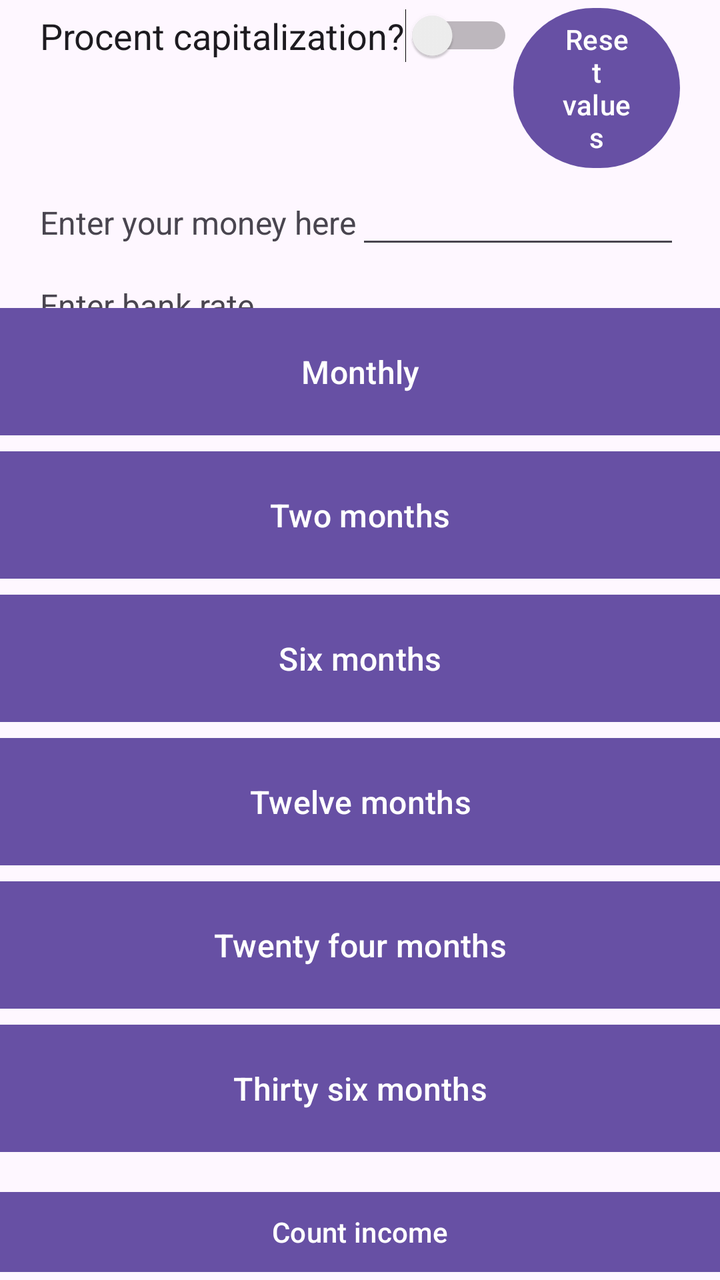
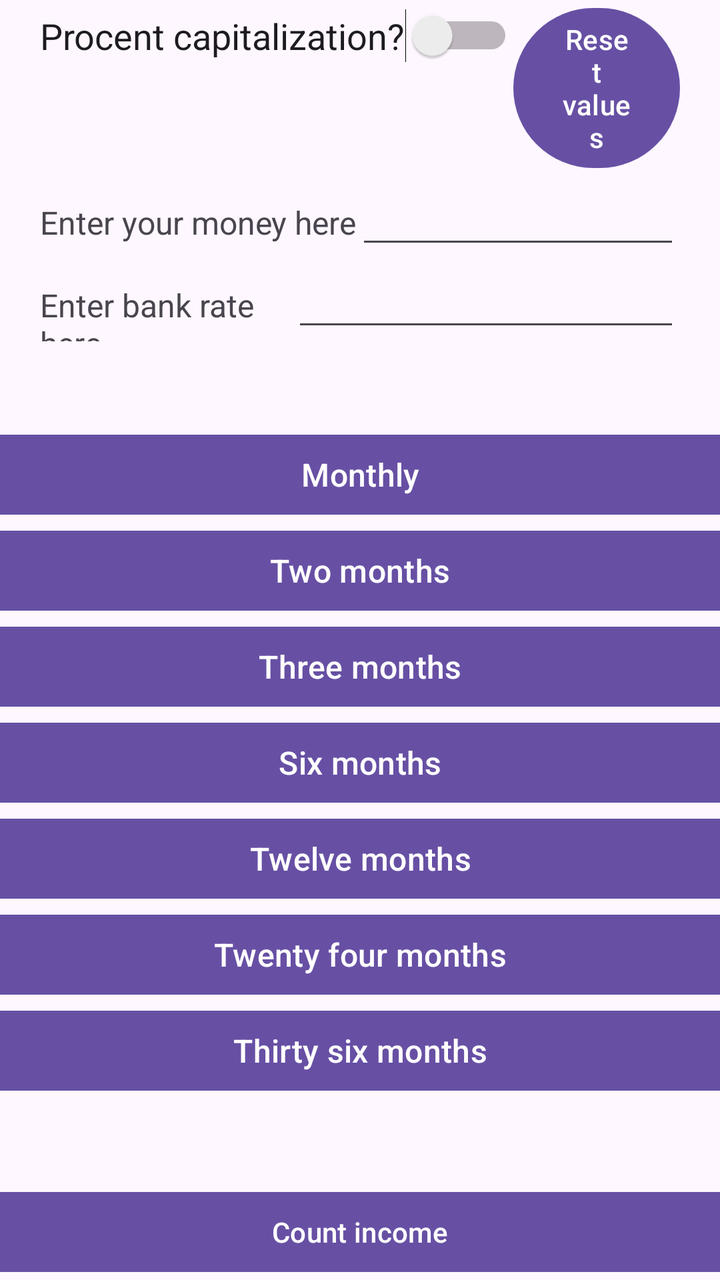

Two renders of the same Android screen: before a commit and after it. Below are the layout's source before the change and the commit's diff.
<!-- AndroidManifest.xml: application theme Theme.IncomeFromDeposit -->
<!-- res/layout/activity_main.xml -->
<?xml version="1.0" encoding="utf-8"?>
<androidx.constraintlayout.widget.ConstraintLayout xmlns:android="http://schemas.android.com/apk/res/android"
    xmlns:app="http://schemas.android.com/apk/res-auto"
    xmlns:tools="http://schemas.android.com/tools"
    android:layout_width="match_parent"
    android:layout_height="match_parent"
    tools:context=".MainActivity">

    <LinearLayout
        android:id="@+id/linearLayout"
        android:layout_width="0dp"
        android:layout_height="wrap_content"
        android:layout_marginHorizontal="20dp"
        android:orientation="vertical"
        app:layout_constraintEnd_toEndOf="parent"
        app:layout_constraintStart_toStartOf="parent"
        app:layout_constraintTop_toTopOf="parent">

        <LinearLayout
            android:layout_width="match_parent"
            android:layout_height="match_parent"
            android:orientation="horizontal">

            <Switch
                android:id="@+id/Capitalization"
                android:layout_width="wrap_content"
                android:layout_height="wrap_content"
                android:text="@string/Capitalization"
                android:textSize="18sp"
                app:layout_constraintEnd_toEndOf="parent"
                app:layout_constraintStart_toStartOf="parent"
                app:layout_constraintTop_toTopOf="parent" />

            <Button
                android:id="@+id/reset"
                android:layout_width="0dp"
                android:layout_height="wrap_content"
                android:layout_weight="1"
                android:onClick="resetParams"
                android:text="@string/Reset" />
        </LinearLayout>

        <LinearLayout
            android:layout_width="match_parent"
            android:layout_height="match_parent"
            android:orientation="horizontal">

            <TextView
                android:id="@+id/MoneyHere"
                android:layout_width="wrap_content"
                android:layout_height="wrap_content"
                android:text="@string/EnterMoney"
                android:textSize="16sp" />

            <EditText
                android:id="@+id/enteredMoney"
                android:layout_width="match_parent"
                android:layout_height="wrap_content"
                android:ems="10"
                android:inputType="numberDecimal" />

        </LinearLayout>

        <LinearLayout
            android:layout_width="match_parent"
            android:layout_height="match_parent"
            android:orientation="horizontal">

            <TextView
                android:id="@+id/textView2"
                android:layout_width="wrap_content"
                android:layout_height="wrap_content"
                android:layout_weight="1"
                android:text="@string/EnterBankRate"
                android:textSize="16sp" />

            <EditText
                android:id="@+id/bankRate"
                android:layout_width="wrap_content"
                android:layout_height="wrap_content"
                android:layout_weight="1"
                android:ems="10"
                android:inputType="numberDecimal" />
        </LinearLayout>

    </LinearLayout>

    <LinearLayout
        android:id="@+id/HowLongDeposit"
        android:layout_width="match_parent"
        android:layout_height="match_parent"
        android:layout_marginTop="150dp"
        android:layout_marginBottom="60dp"
        android:orientation="vertical"
        app:layout_constraintBottom_toTopOf="@+id/button"
        app:layout_constraintEnd_toEndOf="parent"
        app:layout_constraintHorizontal_bias="0.0"
        app:layout_constraintStart_toStartOf="parent"
        app:layout_constraintTop_toBottomOf="@+id/linearLayout"
        app:layout_constraintVertical_bias="0.5">

        <Button
            android:id="@+id/Monthly"
            android:layout_width="match_parent"
            android:layout_height="wrap_content"
            android:layout_weight="1"
            android:onClick="onClick1"
            android:text="@string/MonthlyDeposit"
            android:textSize="16sp"
            app:cornerRadius="0dp" />

        <Button
            android:id="@+id/TwoMonths"
            android:layout_width="match_parent"
            android:layout_height="wrap_content"
            android:layout_weight="1"
            android:onClick="onClick1"
            android:text="@string/TwoMonthsDepost"
            android:textSize="16sp"
            app:cornerRadius="0dp" />

        <Button
            android:id="@+id/SixMonths"
            android:layout_width="match_parent"
            android:layout_height="wrap_content"
            android:layout_weight="1"
            android:onClick="onClick1"
            android:text="@string/SixMonthsDeposit"
            android:textSize="16sp"
            app:cornerRadius="0dp" />

        <Button
            android:id="@+id/TwelveMonths"
            android:layout_width="match_parent"
            android:layout_height="wrap_content"
            android:layout_weight="1"
            android:onClick="onClick1"
            android:text="@string/TwelveMonthsDeposit"
            android:textSize="16sp"
            app:cornerRadius="0dp" />

        <Button
            android:id="@+id/TwentyFourMonths"
            android:layout_width="match_parent"
            android:layout_height="wrap_content"
            android:layout_weight="1"
            android:onClick="onClick1"
            android:text="@string/TwentyFourMonths"
            android:textSize="16sp"
            app:cornerRadius="0dp" />

        <Button
            android:id="@+id/ThirtySixMonths"
            android:layout_width="match_parent"
            android:layout_height="wrap_content"
            android:layout_weight="1"
            android:onClick="onClick1"
            android:text="@string/ThirtySixMonths"
            android:textSize="16sp"
            app:cornerRadius="0dp" />
    </LinearLayout>

    <Button
        android:id="@+id/button"
        android:layout_width="0dp"
        android:layout_height="wrap_content"
        android:onClick="onClick2"
        android:text="@string/Count"
        app:cornerRadius="0dp"
        app:layout_constraintBottom_toBottomOf="parent"
        app:layout_constraintEnd_toEndOf="parent"
        app:layout_constraintStart_toStartOf="parent" />

</androidx.constraintlayout.widget.ConstraintLayout>
<!-- resources referenced by this layout -->
<resources>
  <string name="Capitalization">Procent capitalization?</string>
  <string name="Count">Count income</string>
  <string name="EnterBankRate">Enter bank rate here</string>
  <string name="EnterMoney">Enter your money here</string>
  <string name="MonthlyDeposit">Monthly</string>
  <string name="Reset">Reset values</string>
  <string name="SixMonthsDeposit">Six months</string>
  <string name="ThirtySixMonths">Thirty six months</string>
  <string name="TwelveMonthsDeposit">Twelve months</string>
  <string name="TwentyFourMonths">Twenty four months</string>
  <string name="TwoMonthsDepost">Two months</string>
  <style name="Theme.IncomeFromDeposit" parent="Base.Theme.IncomeFromDeposit" />
  <style name="Base.Theme.IncomeFromDeposit" parent="Theme.Material3.DayNight.NoActionBar">
          
          
      </style>
</resources>

<!-- the commit's change to res/layout/activity_main.xml (unified diff, before → after) -->
@@ -88,9 +88,7 @@
     <LinearLayout
         android:id="@+id/HowLongDeposit"
         android:layout_width="match_parent"
-        android:layout_height="match_parent"
-        android:layout_marginTop="150dp"
-        android:layout_marginBottom="60dp"
+        android:layout_height="wrap_content"
         android:orientation="vertical"
         app:layout_constraintBottom_toTopOf="@+id/button"
         app:layout_constraintEnd_toEndOf="parent"
@@ -116,6 +114,16 @@
             android:layout_weight="1"
             android:onClick="onClick1"
             android:text="@string/TwoMonthsDepost"
+            android:textSize="16sp"
+            app:cornerRadius="0dp" />
+
+        <Button
+            android:id="@+id/ThreeMonths"
+            android:layout_width="match_parent"
+            android:layout_height="wrap_content"
+            android:layout_weight="1"
+            android:onClick="onClick1"
+            android:text="@string/ThreeMonths"
             android:textSize="16sp"
             app:cornerRadius="0dp" />
 
@@ -160,6 +168,7 @@
             app:cornerRadius="0dp" />
     </LinearLayout>
 
+
     <Button
         android:id="@+id/button"
         android:layout_width="0dp"
<!-- resource entries referenced after the edit -->
@@ -8,6 +8,7 @@
   <string name="Reset">Reset values</string>
   <string name="SixMonthsDeposit">Six months</string>
   <string name="ThirtySixMonths">Thirty six months</string>
+  <string name="ThreeMonths">Three months</string>
   <string name="TwelveMonthsDeposit">Twelve months</string>
   <string name="TwentyFourMonths">Twenty four months</string>
   <string name="TwoMonthsDepost">Two months</string>
